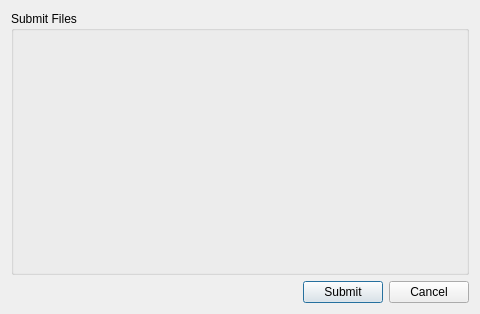
Before: the Qt Designer form CLOCKWORK_SEMESTER/submit_files_task.ui in AmielJohnPadasay/ClockWork, drawn with Qt 5.
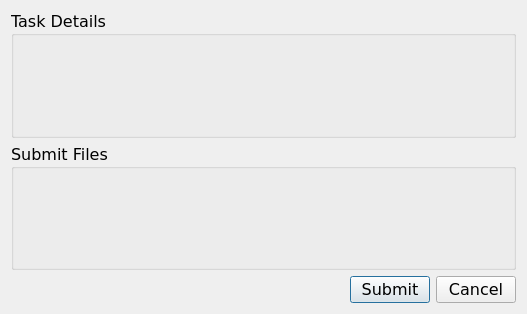
After: the same form once the commit is applied.

What changed in the file:
```diff
--- a/CLOCKWORK_SEMESTER/submit_files_task.ui
+++ b/CLOCKWORK_SEMESTER/submit_files_task.ui
@@ -6,22 +6,21 @@
    <rect>
     <x>0</x>
     <y>0</y>
-    <width>480</width>
+    <width>527</width>
     <height>314</height>
    </rect>
   </property>
+  <property name="font">
+   <font>
+    <family>Verdana</family>
+    <pointsize>12</pointsize>
+   </font>
+  </property>
   <property name="windowTitle">
    <string>Submit Files</string>
   </property>
   <layout class="QGridLayout" name="gridLayout">
-   <item row="0" column="0" colspan="3">
-    <widget class="QGroupBox" name="link_requirement_box">
-     <property name="title">
-      <string>Submit Files</string>
-     </property>
-    </widget>
-   </item>
-   <item row="1" column="0">
+   <item row="2" column="0">
     <spacer name="horizontalSpacer">
      <property name="orientation">
       <enum>Qt::Orientation::Horizontal</enum>
@@ -34,20 +33,34 @@
      </property>
     </spacer>
    </item>
-   <item row="1" column="1">
+   <item row="1" column="0" colspan="3">
+    <widget class="QGroupBox" name="link_requirement_box">
+     <property name="title">
+      <string>Submit Files</string>
+     </property>
+    </widget>
+   </item>
+   <item row="2" column="1">
     <widget class="QPushButton" name="submit_btn">
      <property name="text">
       <string>Submit</string>
      </property>
     </widget>
    </item>
-   <item row="1" column="2">
+   <item row="2" column="2">
     <widget class="QPushButton" name="cancel_btn">
      <property name="text">
       <string>Cancel</string>
      </property>
     </widget>
    </item>
+   <item row="0" column="0" colspan="3">
+    <widget class="QGroupBox" name="taskdetails_box">
+     <property name="title">
+      <string>Task Details</string>
+     </property>
+    </widget>
+   </item>
   </layout>
  </widget>
  <resources/>
```
